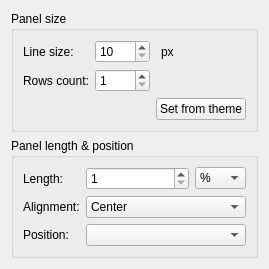
This is panel/config/configpaneldialog.ui in lxqt/lxqt-panel as Qt 5 draws it before an edit. The edited form follows.
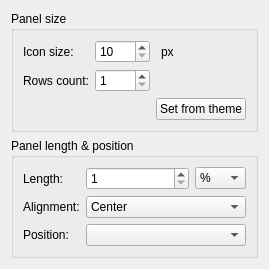
This is the edited form.

Commit message: New resizing algorithm, now we set iconSize.

What changed in the file:
```diff
--- a/panel/config/configpaneldialog.ui
+++ b/panel/config/configpaneldialog.ui
@@ -60,7 +60,7 @@
       <item row="0" column="0">
        <widget class="QLabel" name="label_lineSize">
         <property name="text">
-         <string>Line size:</string>
+         <string>Icon size:</string>
         </property>
        </widget>
       </item>
```
Left out of the diff: 4 changed lines with no effect on the pictures. The commit also changes 14 other files.
